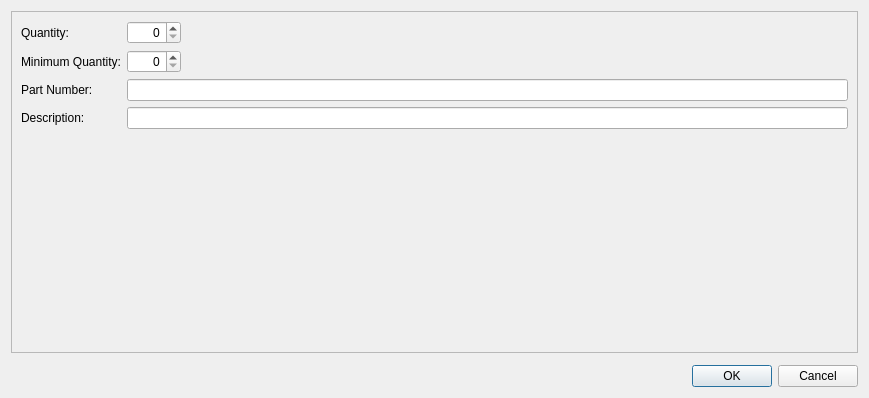
This is editpartdialog.ui in jassuncao/eparts as Qt 5 draws it before an edit. The edited form follows.
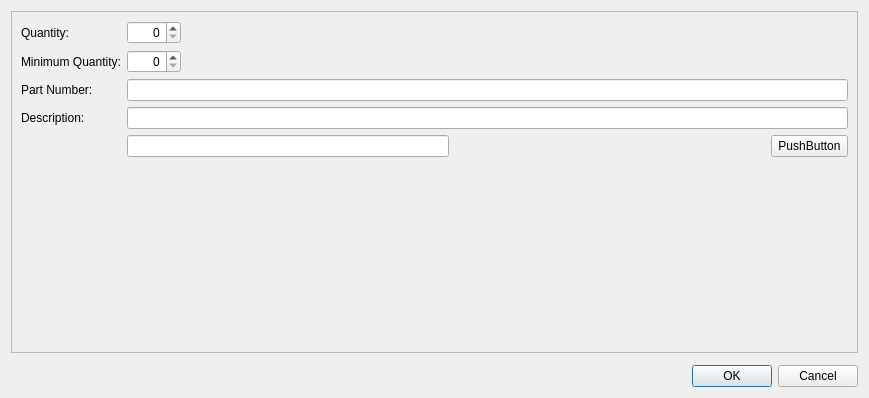
This is the edited form. Icons and pictures are not drawn.

```diff
--- a/editpartdialog.ui
+++ b/editpartdialog.ui
@@ -107,9 +107,51 @@
           <property name="spacing">
            <number>0</number>
           </property>
+          <property name="sizeConstraint">
+           <enum>QLayout::SetDefaultConstraint</enum>
+          </property>
           <property name="margin">
            <number>0</number>
           </property>
+          <item>
+           <widget class="QLineEdit" name="lineEdit"/>
+          </item>
+          <item>
+           <spacer name="horizontalSpacer">
+            <property name="orientation">
+             <enum>Qt::Horizontal</enum>
+            </property>
+            <property name="sizeHint" stdset="0">
+             <size>
+              <width>40</width>
+              <height>20</height>
+             </size>
+            </property>
+           </spacer>
+          </item>
+          <item>
+           <widget class="QToolButton" name="toolButton">
+            <property name="sizePolicy">
+             <sizepolicy hsizetype="Preferred" vsizetype="Preferred">
+              <horstretch>0</horstretch>
+              <verstretch>0</verstretch>
+             </sizepolicy>
+            </property>
+            <property name="text">
+             <string>PushButton</string>
+            </property>
+            <property name="icon">
+             <iconset resource="resources.qrc">
+              <normaloff>:/images/edit_clear_16x16.png</normaloff>:/images/edit_clear_16x16.png</iconset>
+            </property>
+            <property name="iconSize">
+             <size>
+              <width>16</width>
+              <height>16</height>
+             </size>
+            </property>
+           </widget>
+          </item>
          </layout>
         </widget>
        </item>
```
Left out of the diff: 6 changed lines with no effect on the pictures.
